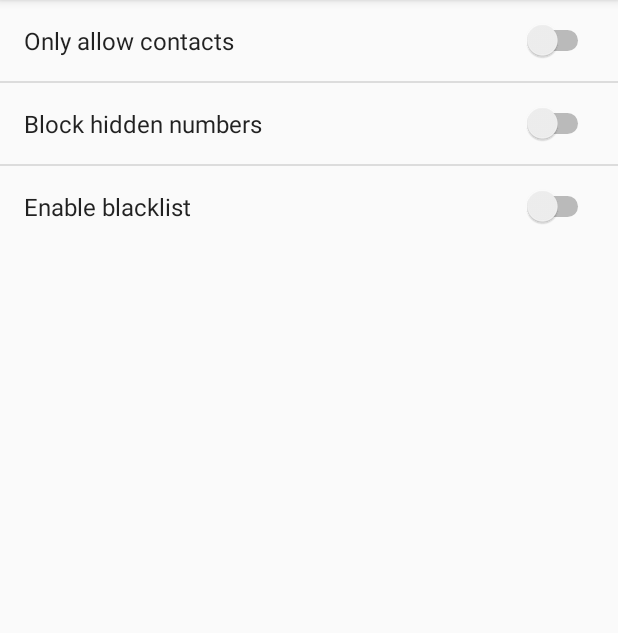
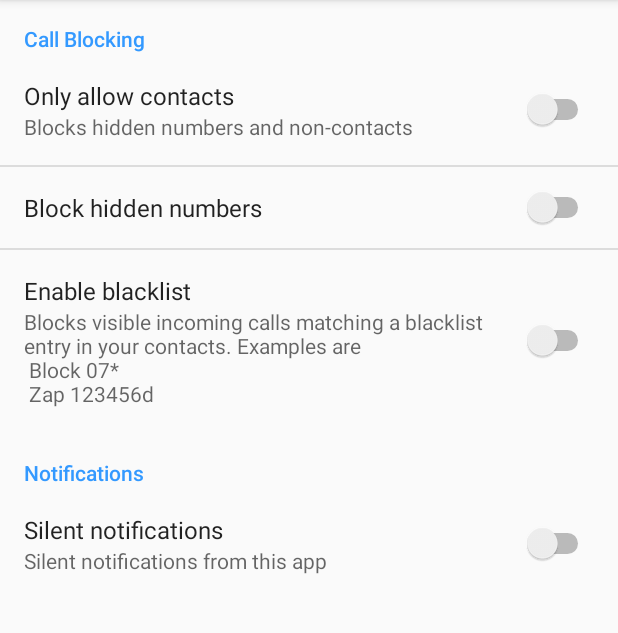
Before and after one commit to thomasf1234/CallWhiteList, an Android app: the screen it shows after launch (MainActivity), on a phone screen of 412 x 824 dp, the part 84-717 px from its top. Run offline under Robolectric (Android 15) with nearby library versions, the phone set to English and light mode, and no system bars.

Commit message:
[#0] TF : adding further description, and silent notification setting

```diff
--- a/app/src/main/java/com/abstractx1/callwhitelist/Global.java
+++ b/app/src/main/java/com/abstractx1/callwhitelist/Global.java
@@ -16,6 +16,7 @@ public class Global {
     public static final String ONLY_ALLOW_CONTACTS_KEY = "only_allow_contacts";
     public static final String BLOCK_HIDDEN_NUMBERS_KEY = "block_hidden_numbers";
     public static final String ENABLE_BLACKLIST_KEY = "enable_blacklist";
+    public static final String SILENT_NOTIFICATIONS_KEY = "silent_notifications";
 
     public static boolean hasPermissionBlockPhoneCall(Context context) {
         boolean hasPermission = ContextCompat.checkSelfPermission(context, android.Manifest.permission.READ_CONTACTS) == PackageManager.PERMISSION_GRANTED &&
--- a/app/src/main/java/com/abstractx1/callwhitelist/fragments/SettingsFragment.java
+++ b/app/src/main/java/com/abstractx1/callwhitelist/fragments/SettingsFragment.java
@@ -58,5 +58,17 @@ public class SettingsFragment extends PreferenceFragment  {
                 return true;
             }
         });
+
+        SwitchPreference silentNotificationsPreference = (SwitchPreference) findPreference("silent_notifications_preference");
+        silentNotificationsPreference.setChecked(Global.getToggle(getActivity().getApplicationContext(), Global.SILENT_NOTIFICATIONS_KEY));
+        silentNotificationsPreference.setOnPreferenceChangeListener(new Preference.OnPreferenceChangeListener() {
+            @RequiresApi(api = Build.VERSION_CODES.M)
+            @Override
+            public boolean onPreferenceChange(Preference arg0, Object enabledObject) {
+                boolean enabled = (Boolean) enabledObject;
+                Global.setToggle(getActivity().getApplicationContext(), Global.SILENT_NOTIFICATIONS_KEY, enabled);
+                return true;
+            }
+        });
     }
 }
--- a/app/src/main/res/xml/preferences.xml
+++ b/app/src/main/res/xml/preferences.xml
@@ -1,16 +1,30 @@
 <?xml version="1.0" encoding="utf-8"?>
 <PreferenceScreen xmlns:android="http://schemas.android.com/apk/res/android">
-
+    <PreferenceCategory
+        android:title="Call Blocking">
         <SwitchPreference
             android:defaultValue="false"
             android:key="only_allow_contacts_preference"
-        android:title="Only allow contacts" />
+            android:title="Only allow contacts"
+            android:summary="Blocks hidden numbers and non-contacts"/>
         <SwitchPreference
             android:defaultValue="false"
             android:key="block_hidden_numbers_preference"
-        android:title="Block hidden numbers" />
+            android:title="Block hidden numbers"/>
         <SwitchPreference
             android:defaultValue="false"
             android:key="enable_blacklist_preference"
-        android:title="Enable blacklist" />
+            android:title="Enable blacklist"
+            android:summary="Blocks visible incoming calls matching a blacklist entry in your contacts. Examples are \n Block 07* \n Zap 123456d"/>
+    </PreferenceCategory>
+
+    <PreferenceCategory
+        android:title="Notifications">
+        <SwitchPreference
+            android:defaultValue="false"
+            android:key="silent_notifications_preference"
+            android:title="Silent notifications"
+            android:summary="Silent notifications from this app"/>
+    </PreferenceCategory>
+
 </PreferenceScreen>
```
Also changed, not shown: app/src/main/java/com/abstractx1/callwhitelist/broadcast_receivers/PhoneStateReceiver.java (+9 -3 lines). Lines whose indentation alone changed are shown as unchanged.
